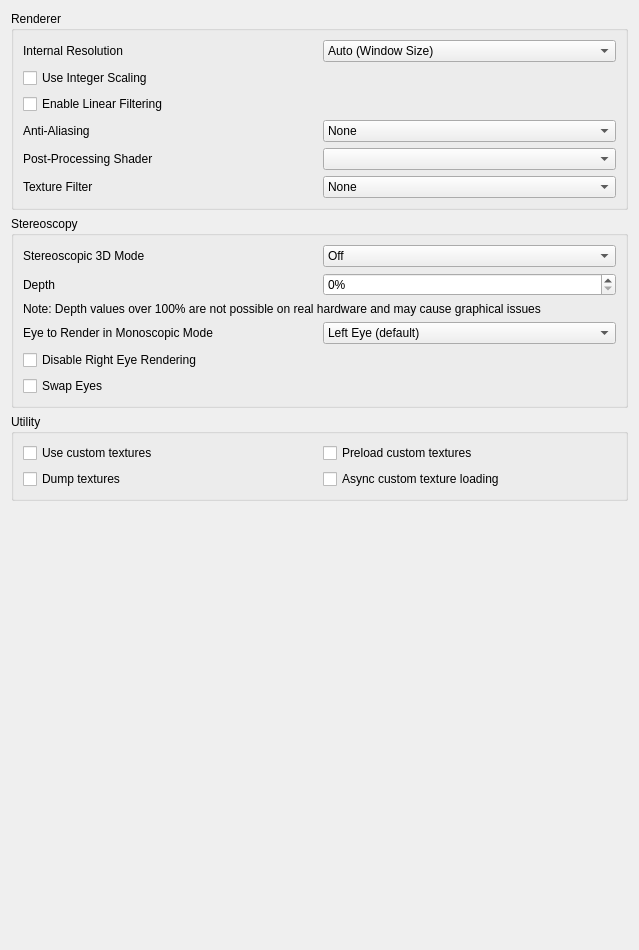
First picture: the form in src/citra_qt/configuration/configure_enhancements.ui, repository azahar-emu/azahar, before the edit.
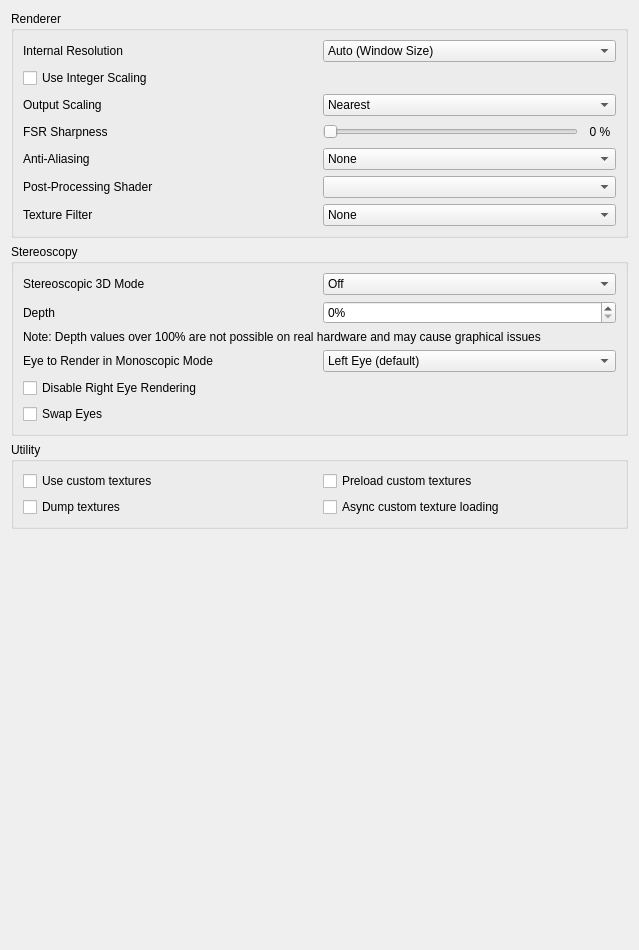
Second picture: the form after the edit.

Commit message: updated gui with output scaling and fsr sharpness options

What changed in the file:
```diff
--- a/src/citra_qt/configuration/configure_enhancements.ui
+++ b/src/citra_qt/configuration/configure_enhancements.ui
@@ -121,10 +121,184 @@
        </widget>
       </item>
       <item>
-       <widget class="QCheckBox" name="toggle_linear_filter">
-        <property name="text">
-         <string>Enable Linear Filtering</string>
+       <widget class="QWidget" name="widget_output_scaling" native="true">
+        <property name="enabled">
+         <bool>true</bool>
         </property>
+        <layout class="QHBoxLayout" name="horizontalLayout_12">
+         <property name="leftMargin">
+          <number>0</number>
+         </property>
+         <property name="topMargin">
+          <number>0</number>
+         </property>
+         <property name="rightMargin">
+          <number>0</number>
+         </property>
+         <property name="bottomMargin">
+          <number>0</number>
+         </property>
+         <item>
+          <widget class="QLabel" name="output_scaling_label">
+           <property name="text">
+            <string>Output Scaling</string>
+           </property>
+          </widget>
+         </item>
+         <item>
+          <widget class="QComboBox" name="output_scaling_combobox">
+           <item>
+            <property name="text">
+             <string>Nearest</string>
+            </property>
+           </item>
+           <item>
+            <property name="text">
+             <string>Bilinear</string>
+            </property>
+           </item>
+           <item>
+            <property name="text">
+             <string>Adaptive</string>
+            </property>
+           </item>
+           <item>
+            <property name="text">
+             <string>AMD FidelityFX Super Resolution 1</string>
+            </property>
+           </item>
+           <item>
+            <property name="text">
+             <string>Sharp Bilinear</string>
+            </property>
+           </item>
+          </widget>
+         </item>
+        </layout>
+       </widget>
+      </item>
+      <item>
+       <widget class="QWidget" name="widget_fsr_sharpness" native="true">
+        <layout class="QHBoxLayout" name="horizontalLayout_16">
+         <property name="leftMargin">
+          <number>0</number>
+         </property>
+         <property name="topMargin">
+          <number>0</number>
+         </property>
+         <property name="rightMargin">
+          <number>0</number>
+         </property>
+         <property name="bottomMargin">
+          <number>0</number>
+         </property>
+         <item>
+          <widget class="QWidget" name="widget_fsr_sharpness_1" native="true">
+           <layout class="QHBoxLayout" name="horizontalLayout_17">
+            <property name="leftMargin">
+             <number>0</number>
+            </property>
+            <property name="topMargin">
+             <number>0</number>
+            </property>
+            <property name="rightMargin">
+             <number>0</number>
+            </property>
+            <property name="bottomMargin">
+             <number>0</number>
+            </property>
+            <item>
+             <widget class="QLabel" name="fsr_sharpness_label">
+              <property name="text">
+               <string>FSR Sharpness</string>
+              </property>
+             </widget>
+            </item>
+            <item>
+             <spacer name="horizontalSpacer">
+              <property name="orientation">
+               <enum>Qt::Orientation::Horizontal</enum>
+              </property>
+              <property name="sizeType">
+               <enum>QSizePolicy::Policy::Preferred</enum>
+              </property>
+              <property name="sizeHint" stdset="0">
+               <size>
+                <width>30</width>
+                <height>20</height>
+               </size>
+              </property>
+             </spacer>
+            </item>
+           </layout>
+          </widget>
+         </item>
+         <item>
+          <widget class="QWidget" name="widget_fsr_sharpness_2" native="true">
+           <layout class="QHBoxLayout" name="horizontalLayout_18">
+            <property name="leftMargin">
+             <number>0</number>
+            </property>
+            <property name="topMargin">
+             <number>0</number>
+            </property>
+            <property name="rightMargin">
+             <number>0</number>
+            </property>
+            <property name="bottomMargin">
+             <number>0</number>
+            </property>
+            <item>
+             <widget class="QSlider" name="fsr_sharpness_slider">
+              <property name="sizePolicy">
+               <sizepolicy hsizetype="Preferred" vsizetype="Fixed">
+                <horstretch>0</horstretch>
+                <verstretch>0</verstretch>
+               </sizepolicy>
+              </property>
+              <property name="minimumSize">
+               <size>
+                <width>0</width>
+                <height>0</height>
+               </size>
+              </property>
+              <property name="maximum">
+               <number>100</number>
+              </property>
+              <property name="pageStep">
+               <number>5</number>
+              </property>
+              <property name="orientation">
+               <enum>Qt::Orientation::Horizontal</enum>
+              </property>
+             </widget>
+            </item>
+            <item>
+             <widget class="QLabel" name="fsr_sharpness_indicator">
+              <property name="sizePolicy">
+               <sizepolicy hsizetype="Maximum" vsizetype="Preferred">
+                <horstretch>0</horstretch>
+                <verstretch>0</verstretch>
+               </sizepolicy>
+              </property>
+              <property name="minimumSize">
+               <size>
+                <width>32</width>
+                <height>0</height>
+               </size>
+              </property>
+              <property name="text">
+               <string>0 %</string>
+              </property>
+              <property name="alignment">
+               <set>Qt::AlignmentFlag::AlignCenter</set>
+              </property>
+             </widget>
+            </item>
+           </layout>
+          </widget>
+         </item>
+        </layout>
        </widget>
       </item>
       <item>
```
Left out of the diff: 1 changed line with no effect on the pictures. The commit also changes 9 other files.
